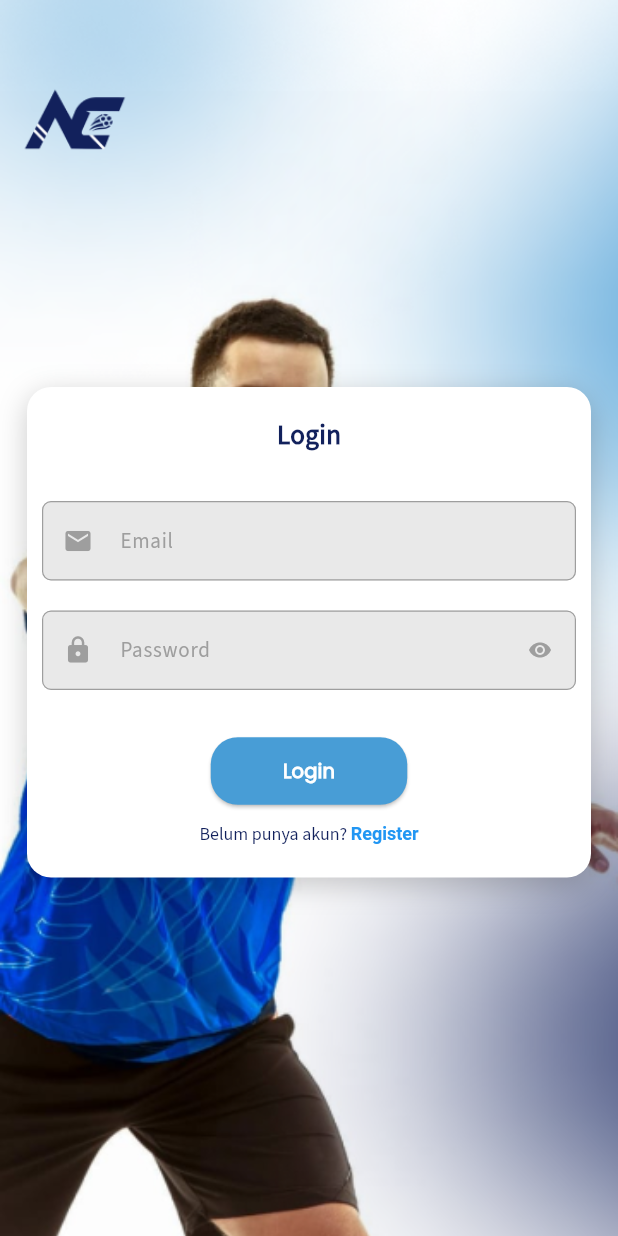
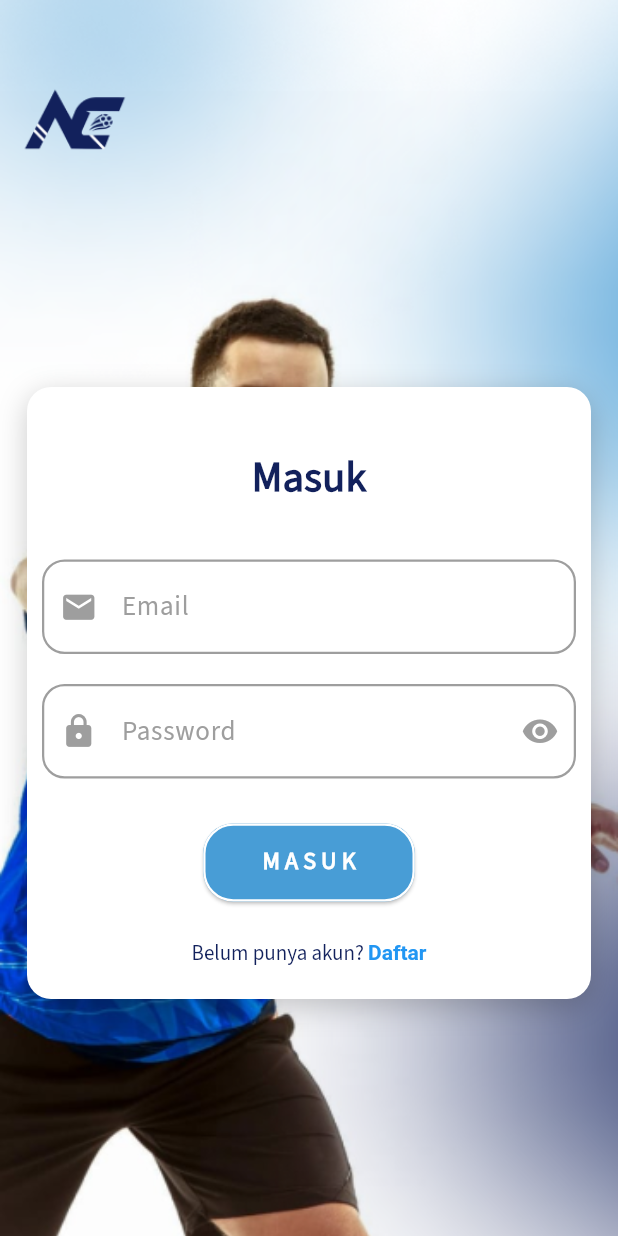
Before and after one commit to iammburg/arena-connect, a Flutter app: the screen it shows after launch, after a tap on "M A S U K", on a phone screen of 412 x 824 dp. Run offline on Flutter 3.47's test engine with Material 3 defaults, Android fonts, the phone set to English and light mode, and no system bars; our stand-ins replace carousel_slider, decimal, device_preview, image_picker, shared_preferences; network calls fail.

Commit message:
Fix: Views on Login Page in File login.dart

```diff
--- a/lib/screens/authentication/login.dart
+++ b/lib/screens/authentication/login.dart
@@ -106,71 +106,126 @@
                     child: Column(
                       mainAxisSize: MainAxisSize.min,
                       children: [
+                        const SizedBox(height: 20),
                         const Center(
                           child: Text(
-                            'Login',
+                            'Masuk',
                             style: TextStyle(
                                 color: Color(0xFF12215C),
-                                fontSize: 18,
+                                fontSize: 28,
                                 fontWeight: FontWeight.bold,
                                 fontFamily: "Source Sans Pro"),
                           ),
                         ),
-                        const SizedBox(height: 30),
+                        const SizedBox(height: 35),
                         TextFormField(
                           controller: _emailController,
                           decoration: InputDecoration(
-                            prefixIcon: const Icon(Icons.email,
-                                color: Colors.grey, size: 20),
+                            prefixIcon: Padding(
+                              padding: const EdgeInsets.all(12), // Margin agar ikon sejajar secara vertikal
+                              child:  Icon(
+                                Icons.email,
+                                color: Colors.grey,
+                                size: 25,
+                              ),
+                            ),
                             hintText: 'Email',
-                            hintStyle: const TextStyle(color: Colors.grey),
+                            hintStyle: const TextStyle(
+                              fontSize: 18,
+                              color: Colors.grey
+                            ),
                             filled: true,
-                            fillColor: const Color.fromARGB(255, 233, 233, 233),
+                            fillColor: Colors.white,
+                            contentPadding: const EdgeInsets.symmetric(
+                              vertical: 18, // Padding vertikal untuk memperbesar tinggi field
+                              horizontal: 18, // Padding horizontal untuk jarak teks dari tepi
+                            ),
                             border: OutlineInputBorder(
-                              borderRadius: BorderRadius.circular(6),
+                              borderRadius: BorderRadius.circular(15),
                               borderSide: const BorderSide(
                                 color: Colors.grey,
-                                width: 0.8,
+                                width: 1.5,
                               ),
                             ),
                             enabledBorder: OutlineInputBorder(
-                              borderRadius: BorderRadius.circular(6),
+                              borderRadius: BorderRadius.circular(15),
                               borderSide: const BorderSide(
                                 color: Colors.grey,
-                                width: 0.8,
+                                width: 1.5,
+                              ),
+                            ),
+                            focusedBorder: OutlineInputBorder(
+                              borderRadius: BorderRadius.circular(15),
+                              borderSide: const BorderSide(
+                                color: Colors.blue,
+                                width: 2.0, // Border lebih tebal saat fokus
+                              ),
+                            ),
+                            errorBorder: OutlineInputBorder(
+                              borderRadius: BorderRadius.circular(15),
+                              borderSide: const BorderSide(
+                                color: Colors.red,
+                                width: 2.0, // Border lebih tebal saat error
                               ),
                             ),
                             errorText: _emailError,
                           ),
                           style: const TextStyle(
                               fontFamily: "Source Sans Pro",
-                              fontWeight: FontWeight.w100,
+                              fontWeight: FontWeight.w400,
                               color: Color(0xFF0A0A0A),
-                              fontSize: 14),
+                              fontSize: 18),
                         ),
                         const SizedBox(height: 20),
                         TextFormField(
                           controller: _passwordController,
                           obscureText: _isPasswordObscured,
                           decoration: InputDecoration(
-                            prefixIcon: const Icon(Icons.lock,
-                                color: Colors.grey, size: 20),
+                            prefixIcon: Padding(
+                              padding: const EdgeInsets.all(12), // Margin agar ikon sejajar secara vertikal
+                              child: Icon(
+                                Icons.lock,
+                                color: Colors.grey,
+                                size: 25,
+                              )
+                            ),
                             hintText: 'Password',
-                            hintStyle: const TextStyle(color: Colors.grey),
+                            hintStyle: const TextStyle(
+                              fontSize: 18,
+                              color: Colors.grey,
+                            ),
                             filled: true,
-                            fillColor: const Color.fromARGB(255, 233, 233, 233),
+                            fillColor: Colors.white,
+                            contentPadding: const EdgeInsets.symmetric(
+                              vertical: 18, // Padding vertikal untuk memperbesar tinggi field
+                              horizontal: 18, // Padding horizontal untuk jarak teks dari tepi
+                            ),
                             border: OutlineInputBorder(
-                              borderRadius: BorderRadius.circular(6),
+                              borderRadius: BorderRadius.circular(15),
                               borderSide: const BorderSide(
                                 color: Colors.grey,
-                                width: 0.8,
+                                width: 1.5,
                               ),
                             ),
                             enabledBorder: OutlineInputBorder(
-                              borderRadius: BorderRadius.circular(6),
+                              borderRadius: BorderRadius.circular(15),
                               borderSide: const BorderSide(
                                 color: Colors.grey,
-                                width: 0.8,
+                                width: 1.5,
+                              ),
+                            ),
+                            focusedBorder: OutlineInputBorder(
+                              borderRadius: BorderRadius.circular(15),
+                              borderSide: const BorderSide(
+                                color: Colors.blue,
+                                width: 2.0, // Border lebih tebal saat fokus
+                              ),
+                            ),
+                            errorBorder: OutlineInputBorder(
+                              borderRadius: BorderRadius.circular(15),
+                              borderSide: const BorderSide(
+                                color: Colors.red,
+                                width: 2.0, // Border lebih tebal saat error
                               ),
                             ),
                             errorText: _passwordError,
@@ -180,7 +235,7 @@
                                       ? Icons.visibility
                                       : Icons.visibility_off,
                                   color: Colors.grey,
-                                  size: 16),
+                                  size: 25),
                               onPressed: () {
                                 setState(() {
                                   _isPasswordObscured = !_isPasswordObscured;
@@ -190,32 +245,32 @@
                           ),
                           style: const TextStyle(
                             fontFamily: "Source Sans Pro",
-                            fontWeight: FontWeight.w100,
+                            fontWeight: FontWeight.w400,
                             color: Color(0xFF0A0A0A),
-                            fontSize: 14,
+                            fontSize: 18
                           ),
                         ),
                         const SizedBox(height: 30),
                         ElevatedButton(
                           onPressed: _login,
-                          style: shortButtonSecondary,
+                          style: masukButton,
                           child: Text(
-                            "Login",
-                            style: buttonFont3,
+                            "M A S U K",
+                            style: masukButtonFont,
                           ),
                         ),
-                        const SizedBox(height: 10),
+                        const SizedBox(height: 25),
                         RichText(
                           text: TextSpan(
                             text: 'Belum punya akun? ',
                             style: const TextStyle(
-                              fontSize: 12,
+                              fontSize: 14,
                               color: Color(0xFF12215C),
                               fontFamily: "Source Sans Pro",
                             ),
                             children: <TextSpan>[
                               TextSpan(
-                                  text: 'Register',
+                                  text: 'Daftar',
                                   style: const TextStyle(
                                       color: Colors.blue,
                                       fontWeight: FontWeight.bold),
```
